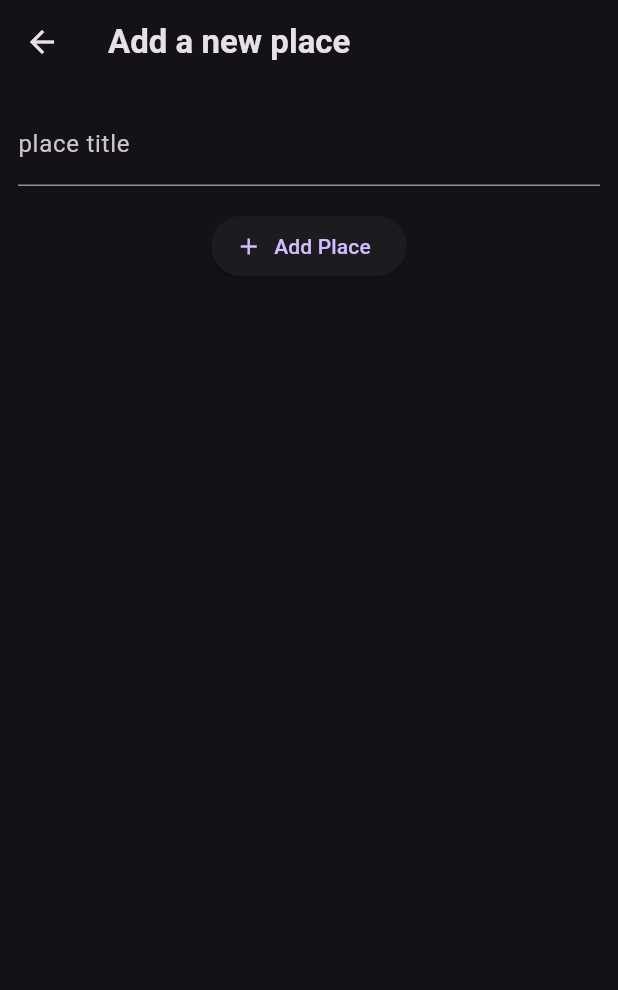
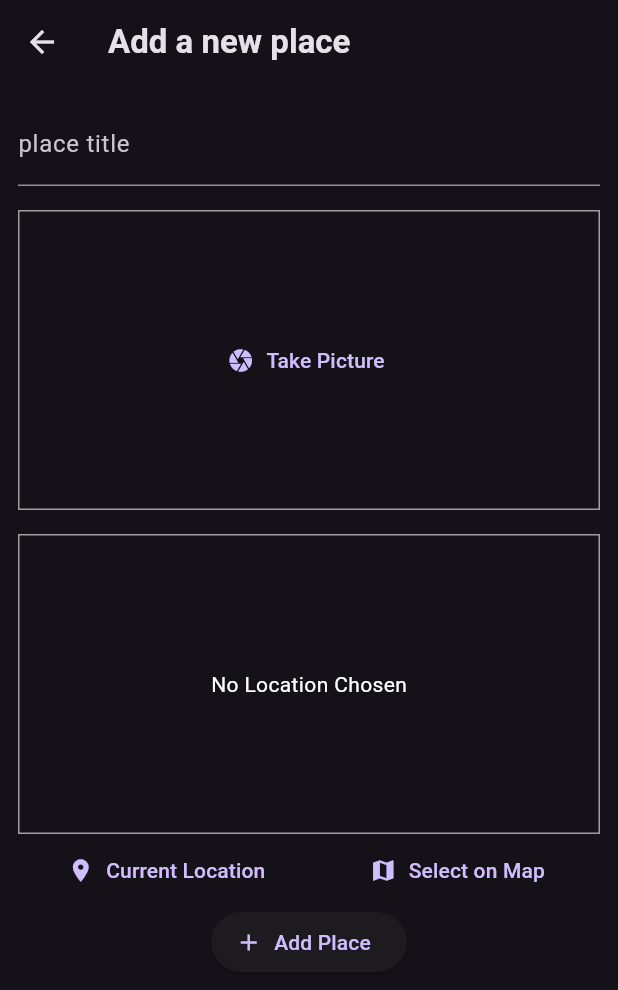
Before and after one commit to MLongF666/favorite_places, a Flutter app: the screen it shows after launch, after a tap on the "add" icon, on a phone screen of 412 x 824 dp. Shown: the top 990 px of the screen. Run offline on Flutter 3.47's test engine with Material 3 defaults, Android fonts, the phone set to English and light mode, and no system bars; our stand-ins replace flutter_riverpod, google_fonts, image_picker, location.

Commit message:
Initial commit

```diff
--- /dev/null
+++ b/lib/constents/constants.dart
@@ -0,0 +1,23 @@
+import 'package:flutter/material.dart';
+
+class kFrameWidget extends StatelessWidget {
+  const kFrameWidget({
+    super.key,
+    required this.content,
+  });
+
+  final Widget content;
+
+  @override
+  Widget build(BuildContext context) {
+    return Container(
+      alignment: Alignment.center,
+      width: double.infinity,
+      height: 200,
+      decoration: BoxDecoration(
+        border: Border.all(width: 1, color: Colors.grey),
+      ),
+      child: content,
+    );
+  }
+}
--- a/lib/models/place.dart
+++ b/lib/models/place.dart
@@ -1,8 +1,13 @@
+import 'dart:io';
+
+import 'package:favorite_places/models/placelocation.dart';
 import 'package:uuid/uuid.dart';
 const uuid=Uuid();
 class Place {
   final String id;
   final String title;
+  final File image;
+  final PlaceLocation location;
 
-  Place({required this.title}):id=uuid.v4();
+  Place({required this.title, required this.image, required this.location}):id=uuid.v4();
 }
--- /dev/null
+++ b/lib/models/placelocation.dart
@@ -0,0 +1,16 @@
+class PlaceLocation{
+  final double latitude;
+  final double longitude;
+  String address;
+
+  PlaceLocation({
+    required this.latitude,
+    required this.longitude,
+    required this.address
+  });
+
+  @override
+  String toString() {
+    return address;
+  }
+}
--- a/lib/providers/user_places.dart
+++ b/lib/providers/user_places.dart
@@ -1,3 +1,6 @@
+import 'dart:io';
+
+import 'package:favorite_places/models/placelocation.dart';
 import 'package:flutter_riverpod/flutter_riverpod.dart';
 
 import '../models/place.dart';
@@ -5,8 +8,8 @@ import '../models/place.dart';
 class UserPlacesNotifier extends StateNotifier<List<Place>>{
   UserPlacesNotifier():super(const []);
 
-  void addPlace(String title){
-    final newPlace=Place(title: title);
+  void addPlace(String title, File image,PlaceLocation location){
+    final newPlace=Place(title: title, image: image, location: location);
     state=[newPlace,...state];
   }
 }
--- a/lib/screens/add_place.dart
+++ b/lib/screens/add_place.dart
@@ -1,9 +1,14 @@
+import 'dart:io';
+
+import 'package:favorite_places/models/placelocation.dart';
 import 'package:favorite_places/providers/user_places.dart';
+import 'package:favorite_places/widgets/image_input.dart';
+import 'package:favorite_places/widgets/location_input.dart';
 import 'package:flutter/material.dart';
 import 'package:flutter_riverpod/flutter_riverpod.dart';
 
 class AddPlaceScreen extends ConsumerStatefulWidget {
-  final String id='add_place';
+  final String id = 'add_place';
 
   @override
   ConsumerState<AddPlaceScreen> createState() => _AddPlaceScreenState();
@@ -11,19 +16,23 @@ class AddPlaceScreen extends ConsumerStatefulWidget {
 
 class _AddPlaceScreenState extends ConsumerState<AddPlaceScreen> {
   final _titleController = TextEditingController();
+  File? _selectedImage;
+  PlaceLocation? _placePosition;
   @override
   void dispose() {
     // TODO: implement dispose
     _titleController.dispose();
     super.dispose();
   }
+
   void _savePlace() {
     final enteredTitle = _titleController.text;
-    if (enteredTitle.isEmpty) {
+    if (enteredTitle.isEmpty|| _selectedImage == null|| _placePosition == null) {
       return;
-    }
-    else{
-      ref.read(userPlacesProvider.notifier).addPlace(enteredTitle);
+    } else {
+      ref
+          .read(userPlacesProvider.notifier)
+          .addPlace(enteredTitle, _selectedImage!,_placePosition!);
       Navigator.of(context).pop();
     }
   }
@@ -32,7 +41,7 @@ class _AddPlaceScreenState extends ConsumerState<AddPlaceScreen> {
   Widget build(BuildContext context) {
     return Scaffold(
       appBar: AppBar(
-        title: Text('Add a new place'),
+        title: const Text('Add a new place'),
       ),
       body: SingleChildScrollView(
         child: Padding(
@@ -42,11 +51,24 @@ class _AddPlaceScreenState extends ConsumerState<AddPlaceScreen> {
               TextField(
                 decoration: const InputDecoration(label: Text('place title')),
                 controller: _titleController,
-                style: TextStyle(color: Theme.of(context).colorScheme.onBackground),
+                style: TextStyle(
+                    color: Theme.of(context).colorScheme.onBackground),
               ),
               const SizedBox(
                 height: 16,
               ),
+              //input image
+              ImageInput(
+                onPickedImage: (image) {
+                  _selectedImage = image;
+                },
+              ),
+              const SizedBox(
+                height: 16,
+              ),
+              LocationInput(onLocationSelected: (placeLocation){
+                _placePosition=placeLocation;
+              },),
               ElevatedButton.icon(
                   icon: const Icon(Icons.add),
                   onPressed: () {
--- a/lib/screens/places.dart
+++ b/lib/screens/places.dart
@@ -24,8 +24,11 @@ class PlacesListScreen extends ConsumerWidget {
           ),
         ],
       ),
-      body: PlacesList(
-        places: userPlaces,
+      body: Padding(
+        padding: const EdgeInsets.all(8.0),
+        child: PlacesList(
+          places: userPlaces,
+        ),
       ),
     );
   }
--- /dev/null
+++ b/lib/services/location.dart
@@ -0,0 +1,21 @@
+import 'package:favorite_places/models/placelocation.dart';
+import 'package:location/location.dart';
+
+import 'networking.dart';
+
+class LocationModel {
+  final PlaceLocation location;
+
+  LocationModel({
+    required this.location,
+  });
+  Future getPositionImageData() async {
+    return await NetworkingHelper(
+            'https://restapi.amap.com/v3/staticmap?location=${location.longitude},${location.latitude}&zoom=10&size=750*300&markers=mid,,A:${location.longitude},${location.latitude}&key=ba4158b74716713aab85a451d47e972d')
+        .getImageData();
+  }
+  Future getLocationData(){
+    return NetworkingHelper(
+            'https://restapi.amap.com/v3/geocode/regeo?output=json&location=${location.longitude},${location.latitude}&key=ba4158b74716713aab85a451d47e972d&radius=1000&extensions=all').getData();
+  }
+}
--- /dev/null
+++ b/lib/widgets/image_input.dart
@@ -0,0 +1,51 @@
+import 'dart:io';
+
+import 'package:flutter/material.dart';
+import 'package:image_picker/image_picker.dart';
+
+import '../constents/constants.dart';
+
+class ImageInput extends StatefulWidget {
+  final void Function(File image) onPickedImage;
+
+  const ImageInput({super.key, required this.onPickedImage});
+  @override
+  State<ImageInput> createState() => _ImageInputState();
+}
+
+class _ImageInputState extends State<ImageInput> {
+  File? _selectedImageFile;
+  void _takePicture() async {
+    final imagePicker = ImagePicker();
+    final pickedImage = await imagePicker.pickImage(source: ImageSource.camera,maxWidth: 600);
+    if(pickedImage == null){
+      return;
+    }else{
+      //设置图像文件
+      setState(() {
+        _selectedImageFile = File(pickedImage.path);
+      });
+      widget.onPickedImage(_selectedImageFile!);
+    }
+  }
+  @override
+  Widget build(BuildContext context) {
+    Widget content = TextButton.icon(
+      icon: const Icon(Icons.camera),
+      onPressed: _takePicture,
+      label: const Text('Take Picture'),
+    );
+    if (_selectedImageFile != null) {
+      content = GestureDetector(
+        onTap: _takePicture,
+        child: Image.file(
+          _selectedImageFile!,
+          fit: BoxFit.cover,
+          width: double.infinity,
+          height: double.infinity,
+        ),
+      );
+    }
+    return kFrameWidget(content: content);
+  }
+}
--- /dev/null
+++ b/lib/widgets/location_input.dart
@@ -0,0 +1,118 @@
+
+import 'package:flutter/material.dart';
+import 'package:location/location.dart';
+
+import '../constents/constants.dart';
+import '../models/placelocation.dart';
+import '../services/location.dart';
+
+class LocationInput extends StatefulWidget {
+  const LocationInput({super.key, required this.onLocationSelected});
+  final void Function(PlaceLocation location) onLocationSelected;
+
+  @override
+  State<LocationInput> createState() => _LocationInputState();
+}
+
+class _LocationInputState extends State<LocationInput> {
+  var _isGettingLocation = false;
+  void _getCurrentLocation() async {
+    Location location = Location();
+    bool _serviceEnabled;
+    PermissionStatus _permissionGranted;
+    LocationData _locationData;
+    _serviceEnabled = await location.serviceEnabled();
+    if (!_serviceEnabled) {
+      _serviceEnabled = await location.requestService();
+      if (!_serviceEnabled) {
+        return;
+      }
+    }
+    _permissionGranted = await location.hasPermission();
+    if (_permissionGranted == PermissionStatus.denied) {
+      _permissionGranted = await location.requestPermission();
+      if (_permissionGranted != PermissionStatus.granted) {
+        return;
+      }
+    }
+    setState(() {
+      _isGettingLocation = true;
+    });
+    _locationData = await location.getLocation();
+    setState(() {
+      _isGettingLocation = false;
+    });
+    print(_locationData.latitude);
+    print(_locationData.longitude);
+    upLocationData(_locationData);
+  }
+
+  Widget content = const Text(
+    'No Location Chosen',
+    style: TextStyle(color: Colors.white),
+  );
+  @override
+  Widget build(BuildContext context) {
+    if (_isGettingLocation) {
+      content = const CircularProgressIndicator();
+    }
+    return Column(
+      children: [
+        kFrameWidget(content: content),
+        Row(
+          mainAxisAlignment: MainAxisAlignment.spaceAround,
+          children: [
+            TextButton.icon(
+              onPressed: () {
+                _getCurrentLocation();
+              },
+              label: const Text('Current Location'),
+              icon: const Icon(Icons.location_on),
+            ),
+            TextButton.icon(
+              onPressed: () {},
+              label: const Text('Select on Map'),
+              icon: const Icon(Icons.map),
+            )
+          ],
+        ),
+      ],
+    );
+  }
+
+  void upLocationData(LocationData locationData) {
+    final location = locationData.latitude;
+    final longitude = locationData.longitude;
+    PlaceLocation placeLocation = PlaceLocation(
+      latitude: location!,
+      longitude: longitude!,
+      address: '',
+    );
+    LocationModel locationModel = LocationModel(
+       location: placeLocation,
+    );
+    Future.wait([
+    locationModel.getPositionImageData().then((value) {
+      return value;
+    }),
+    locationModel.getLocationData().then((value) {
+      print(value);
+      return value;
+    })
+    ]).then((results){
+      setState(() {
+        content = ConstrainedBox(
+            constraints: const BoxConstraints.expand(),
+            child: Image.memory(results[0],fit: BoxFit.cover,width: double.infinity,height: double.infinity,));
+      });
+      List<dynamic> address=results[1]['regeocode']['formatted_address'];
+      if(address.isEmpty){
+        address.add('Unknown');
+      }
+      placeLocation.address=address[0];
+      widget.onLocationSelected(placeLocation);
+    }).catchError((e){
+      print(e);
+    });
+  }
+}
--- a/lib/widgets/places_list.dart
+++ b/lib/widgets/places_list.dart
@@ -1,3 +1,4 @@
+import 'package:favorite_places/screens/places_detail.dart';
 import 'package:flutter/material.dart';
 
 import '../models/place.dart';
@@ -7,21 +8,39 @@ class PlacesList extends StatelessWidget {
 
   PlacesList({required this.places});
 
-
   @override
   Widget build(BuildContext context) {
-    if(places.isEmpty){
+    if (places.isEmpty) {
       return Center(
-        child: Text('No places added yet!',style: Theme.of(context).textTheme.titleMedium!.copyWith(
-          color: Theme.of(context).colorScheme.onBackground,
-        )),
+        child: Text('No places added yet!',
+            style: Theme.of(context).textTheme.titleLarge!.copyWith(
+                  color: Theme.of(context).colorScheme.onBackground,
+                )),
       );
     }
-    return ListView.builder(itemCount: places.length,
-        itemBuilder: (ctx,index)=>ListTile(
-          title: Text(places[index].title,style: Theme.of(context).textTheme.titleMedium!.copyWith(
-            color: Theme.of(context).colorScheme.onBackground,
-          ),),
-        ));
+    return ListView.builder(
+      padding: EdgeInsets.all(8.0),
+      itemCount: places.length,
+      itemBuilder: (ctx, index) => Container(
+        margin: const EdgeInsets.only(top: 12.0),
+        child: ListTile(
+          leading: CircleAvatar(
+            radius: 30,
+            backgroundImage: FileImage(places[index].image),
+          ),
+          title: Text(
+            places[index].title,
+            style: Theme.of(context).textTheme.titleLarge!.copyWith(
+                  color: Theme.of(context).colorScheme.onBackground,
+                ),
+          ),
+          subtitle: Text(places[index].location.address,style: TextStyle(color: Theme.of(context).colorScheme.onBackground),),
+          onTap: () {
+            Navigator.of(context).push(MaterialPageRoute(
+                builder: (ctx) => PlaceholderWidget(place: places[index])));
+          },
+        ),
+      ),
+    );
   }
 }
--- a/pubspec.yaml
+++ b/pubspec.yaml
@@ -38,6 +38,9 @@ dependencies:
   google_fonts: ^6.2.1
   uuid: ^4.5.1
   flutter_riverpod: ^2.5.1
+  image_picker: ^1.1.2
+  location: ^6.0.2
+  http: ^1.2.2
 
 dev_dependencies:
   flutter_test:
```
Also changed, not shown: lib/screens/places_detail.dart (+20 -0 lines), lib/services/networking.dart (added, +29 -0 lines), pubspec.lock, 1 other file.
